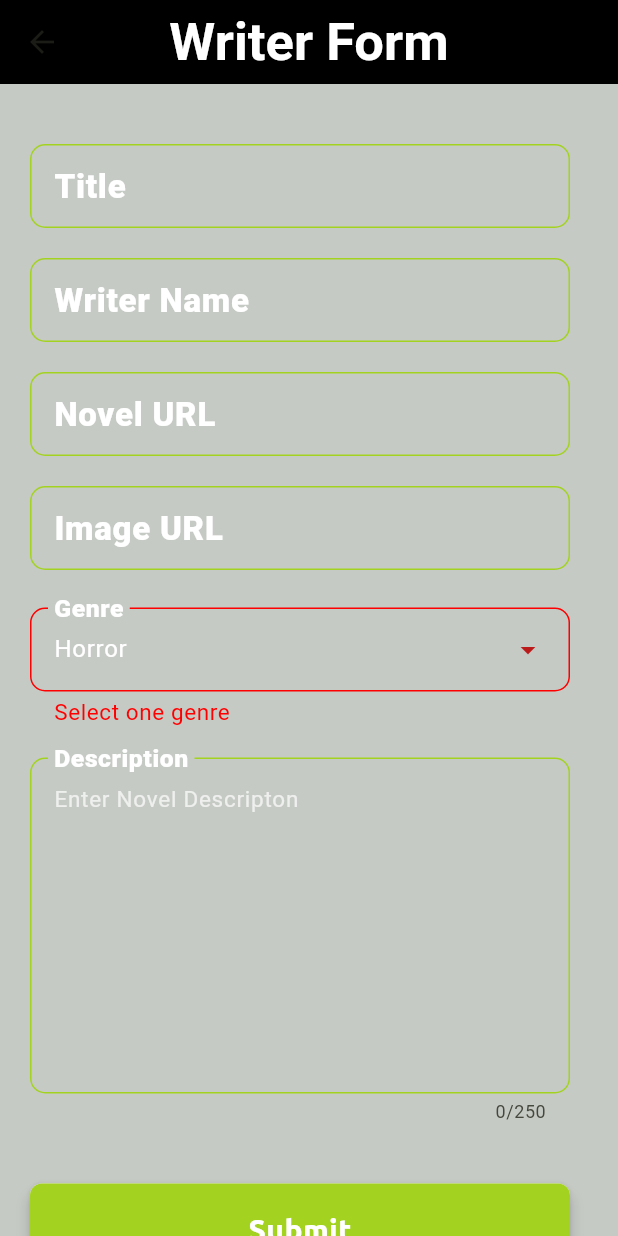
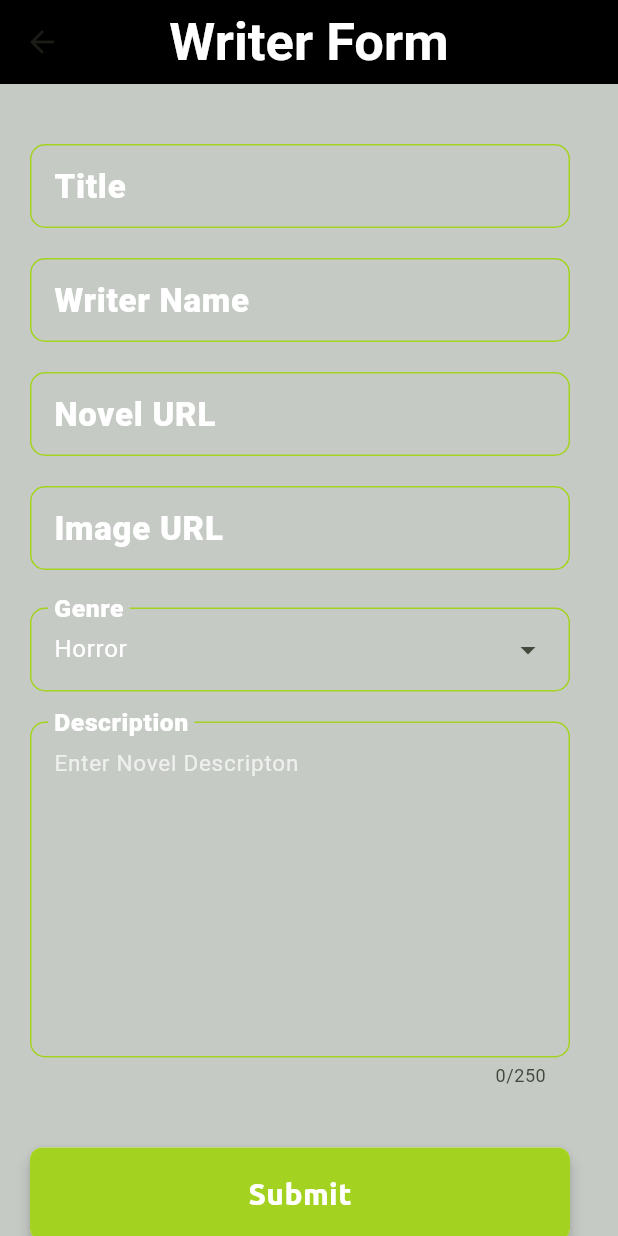
Before and after one commit to Bilal-Naeem12/flutter_project, a Flutter app: the WriteScreen screen opened directly, on a phone screen of 412 x 824 dp. Run offline on Flutter 3.47's test engine with Material 3 defaults, Android fonts, the phone set to English and light mode, and no system bars; our stand-ins replace firebase_auth, firebase_core, firebase_database, google_sign_in, loading_overlay, rflutter_alert; missing offline and left inert: syncfusion_flutter_pdfviewer; accounts and stored records are empty.

Commit message:
all genre are  working

```diff
--- a/lib/components/novelCard.dart
+++ b/lib/components/novelCard.dart
@@ -25,7 +25,7 @@ class _NovelCardState extends State<NovelCard> {
       child: Card(
         shadowColor: kTextColor,
         color: kBackgroundColor,
-        elevation: 2,
+        elevation: 5,
         child: Row(
             mainAxisAlignment: MainAxisAlignment.center,
             crossAxisAlignment: CrossAxisAlignment.center,
--- a/lib/screens/genres_screens.dart
+++ b/lib/screens/genres_screens.dart
@@ -52,6 +52,12 @@ class _Genres_ScreenState extends State<Genres_Screen> {
                 child: Container(
                   alignment: Alignment.center,
                   decoration: BoxDecoration(
+                      boxShadow: [
+                        BoxShadow(
+                            color: kTextColor.withOpacity(1),
+                            offset: Offset(1, 1),
+                            blurRadius: 2)
+                      ],
                       color: kBackgroundColor,
                       image: DecorationImage(
                           opacity: 1,
--- a/lib/screens/writer_screen.dart
+++ b/lib/screens/writer_screen.dart
@@ -115,7 +115,6 @@ class _WriteScreenState extends State<WriteScreen> {
                               ),
                               DropdownMenu<String>(
                                 initialSelection: dropdownValue,
-                                errorText: "Select one genre",
                                 width: 360,
                                 textStyle: TextStyle(color: kBackgroundColor),
                                 inputDecorationTheme: InputDecorationTheme(
```
